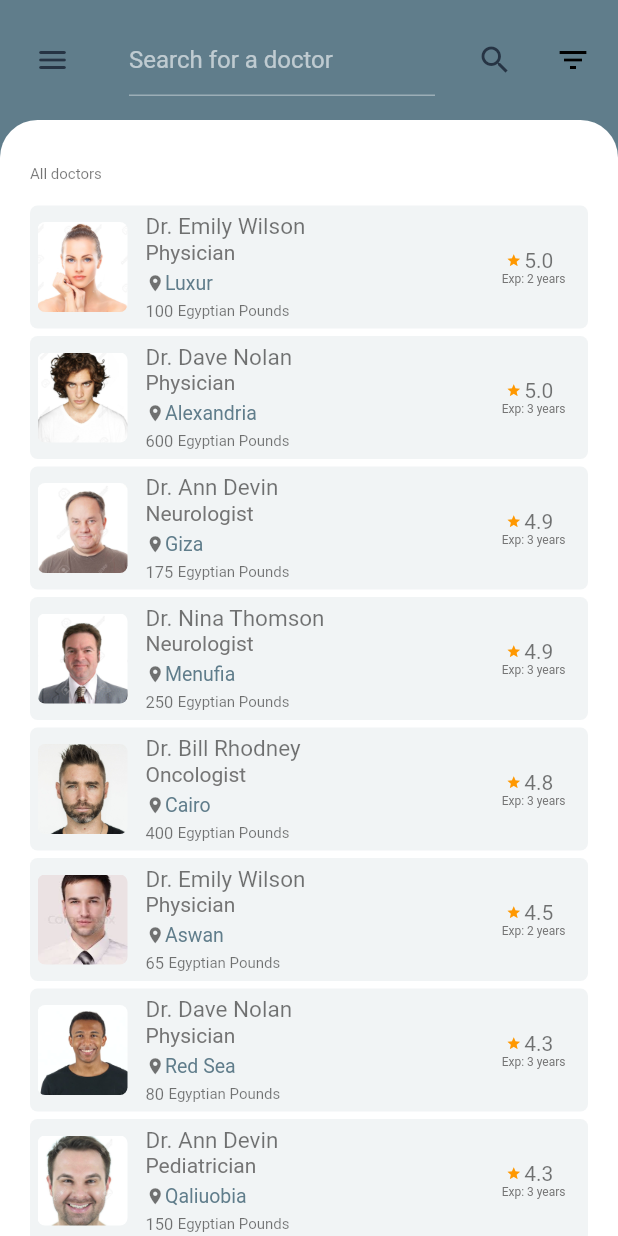
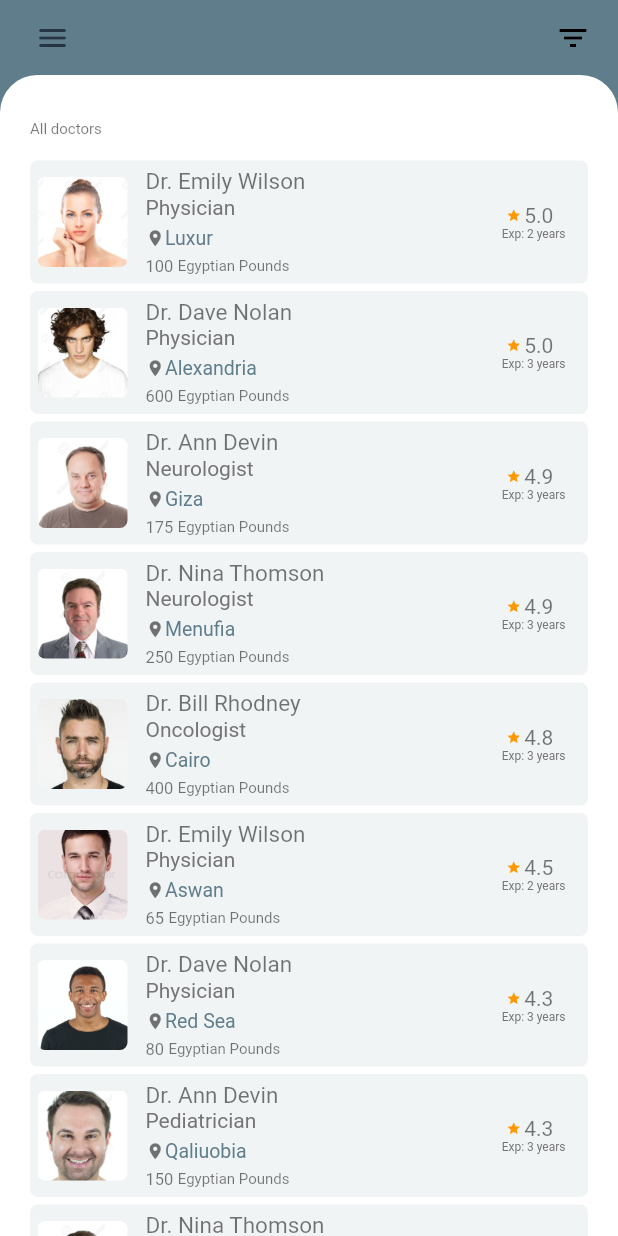
Before and after one commit to hazzum/Patient-Medical-App, a Flutter app: the DoctorScreen screen opened by its route, on a phone screen of 412 x 824 dp. Run offline on Flutter 3.47's test engine with Material 2 defaults, Android fonts, the phone set to English and light mode, and no system bars; our stand-ins replace firebase_auth, firebase_core, flutter_form_builder, material_floating_search_bar, modal_progress_hud, syncfusion_flutter_calendar; missing offline and left inert: grouped_buttons; accounts and stored records are empty.

Commit message:
Third Commit

```diff
--- /dev/null
+++ b/lib/Data/doctors_homepage_data.dart
@@ -0,0 +1,103 @@
+
+var lists = [
+  {
+    'index': '1',
+    'image': 'images/3.jpg',
+    'title': 'Dr. Emily Wilson',
+    'rating': '5.0',
+    'Price':100,
+    'experience': '2',
+    'subtitle': 'Physician',
+    'address' : 'Luxur'
+  },
+  {
+    'index': '2',
+    'image': 'images/4.jpg',
+    'title': 'Dr. Dave Nolan',
+    'rating': '5.0',
+    'Price':600,
+    'experience': '3',
+    'subtitle': 'Physician',
+    'address' : 'Alexandria'
+  },
+  {
+    'index': '3',
+    'image': 'images/5.jpg',
+    'title': 'Dr. Ann Devin',
+    'rating': '4.9',
+    'Price':175,
+    'experience': '3',
+    'subtitle': 'Neurologist',
+    'address' : 'Giza'
+  },
+  {
+    'index': '4',
+    'image': 'images/6.jpg',
+    'title': 'Dr. Nina Thomson',
+    'rating': '4.9',
+    'experience': '3',
+    'Price':250,
+    'subtitle': 'Neurologist',
+    'address' : 'Menufia'
+  },
+  {
+    'index': '5',
+    'image': 'images/7.jpg',
+    'title': 'Dr. Bill Rhodney',
+    'rating': '4.8',
+    'experience': '3',
+    'Price':400,
+    'subtitle': 'Oncologist',
+    'address' : 'Cairo'
+  },
+  {
+    'index': '6',
+    'image': 'images/8.jpeg',
+    'title': 'Dr. Emily Wilson',
+    'rating': '4.5',
+    'Price':65,
+    'experience': '2',
+    'subtitle': 'Physician',
+    'address' : 'Aswan'
+  },
+  {
+    'index': '7',
+    'image': 'images/9.jpg',
+    'title': 'Dr. Dave Nolan',
+    'rating': '4.3',
+    'Price':80,
+    'experience': '3',
+    'subtitle': 'Physician',
+    'address' : 'Red Sea'
+  },
+  {
+    'index': '8',
+    'image': 'images/10.jpg',
+    'title': 'Dr. Ann Devin',
+    'rating': '4.3',
+    'experience': '3',
+    'Price':150,
+    'subtitle': 'Pediatrician',
+    'address' : 'Qaliuobia'
+  },
+  {
+    'index': '9',
+    'image': 'images/6.jpg',
+    'title': 'Dr. Nina Thomson',
+    'rating': '4.3',
+    'experience': '3',
+    'subtitle': 'Pediatrician',
+    'address' : 'Cairo',
+    'Price':100,
+  },
+  {
+    'index': '0',
+    'image': 'images/7.jpg',
+    'title': 'Dr. Bill Rhodney',
+    'rating': '4.8',
+    'experience': '3',
+    'subtitle': 'Oncologist',
+    'Price': 400,
+    'address' : 'Cairo'
+  },
+];
--- /dev/null
+++ b/lib/Data/session_history_data.dart
@@ -0,0 +1,122 @@
+var lists = [
+  {
+    'index': '1',
+    'image': 'images/3.jpg',
+    'title': 'Dr. Emily Wilson',
+    'rating': '5.0',
+    'Price':100,
+    'experience': '2',
+    'subtitle': 'Physician',
+    'address' : 'Luxur',
+    'Date': '15/7/2021',
+    'Time': '6 pm'
+  },
+  {
+    'index': '2',
+    'image': 'images/4.jpg',
+    'title': 'Dr. Dave Nolan',
+    'rating': '5.0',
+    'Price':600,
+    'experience': '3',
+    'subtitle': 'Physician',
+    'address' : 'Alexandria',
+    'Date': '21/6/2021',
+    'Time': '7 pm'
+  },
+  {
+    'index': '3',
+    'image': 'images/5.jpg',
+    'title': 'Dr. Ann Devin',
+    'rating': '4.9',
+    'Price':175,
+    'experience': '3',
+    'subtitle': 'Neurologist',
+    'address' : 'Giza',
+    'Date': '7/12/2020',
+    'Time': '12 pm'
+  },
+  {
+    'index': '4',
+    'image': 'images/6.jpg',
+    'title': 'Dr. Nina Thomson',
+    'rating': '4.9',
+    'experience': '3',
+    'Price':250,
+    'subtitle': 'Neurologist',
+    'address' : 'Menufia',
+    'Date': '1/5/2021',
+    'Time': '12:30 pm'
+  },
+  {
+    'index': '5',
+    'image': 'images/7.jpg',
+    'title': 'Dr. Bill Rhodney',
+    'rating': '4.8',
+    'experience': '3',
+    'Price':400,
+    'subtitle': 'Oncologist',
+    'address' : 'Cairo',
+    'Date': '1/8/2021',
+    'Time': '9:45 pm'
+  },
+  {
+    'index': '6',
+    'image': 'images/8.jpeg',
+    'title': 'Dr. Emily Wilson',
+    'rating': '4.5',
+    'Price':65,
+    'experience': '2',
+    'subtitle': 'Physician',
+    'address' : 'Aswan',
+    'Date': '3/9/2020',
+    'Time': '1:30 pm'
+  },
+  {
+    'index': '7',
+    'image': 'images/9.jpg',
+    'title': 'Dr. Dave Nolan',
+    'rating': '4.3',
+    'Price':80,
+    'experience': '3',
+    'subtitle': 'Physician',
+    'address' : 'Red Sea',
+    'Date': '14/7/2021',
+    'Time': '5 pm'
+  },
+  {
+    'index': '8',
+    'image': 'images/10.jpg',
+    'title': 'Dr. Ann Devin',
+    'rating': '4.3',
+    'experience': '3',
+    'Price':150,
+    'subtitle': 'Pediatrician',
+    'address' : 'Qaliuobia',
+    'Date': '1/4/2021',
+    'Time': '9 pm'
+  },
+  {
+    'index': '9',
+    'image': 'images/6.jpg',
+    'title': 'Dr. Nina Thomson',
+    'rating': '4.3',
+    'experience': '3',
+    'subtitle': 'Pediatrician',
+    'address' : 'Cairo',
+    'Price':100,
+    'Date': '31/3/2021',
+    'Time': '7 pm'
+  },
+  {
+    'index': '0',
+    'image': 'images/7.jpg',
+    'title': 'Dr. Bill Rhodney',
+    'rating': '4.8',
+    'experience': '3',
+    'subtitle': 'Oncologist',
+    'Price': 400,
+    'address' : 'Cairo',
+    'Date': '23/9/2020',
+    'Time': '12 am'
+  },
+];
--- a/lib/screens/doctors_screen.dart
+++ b/lib/screens/doctors_screen.dart
@@ -1,5 +1,7 @@
 import 'package:flutter/material.dart';
+import 'package:material_floating_search_bar/material_floating_search_bar.dart';
 import 'package:medical_application/Components/tile_one.dart';
+import 'package:medical_application/Data/doctors_homepage_data.dart';
 
 class DoctorScreen extends StatefulWidget {
   @override
@@ -16,114 +18,12 @@ class _DoctorScreenState extends State<DoctorScreen> {
     Navigator.of(context).pop();
   }
 
+  List doctorsList = lists;
   bool isSearching = false;
   String userInput;
   @override
   Widget build(BuildContext context) {
     var color2 = Color(0xDDf7f5fb);
-
-    var lists = [
-      {
-        'index': '1',
-        'image': 'images/3.jpg',
-        'title': 'Dr. Emily Wilson',
-        'rating': '5.0',
-        'Price':100,
-        'experience': '2',
-        'subtitle': 'Physician',
-        'address' : 'Luxur'
-      },
-      {
-        'index': '2',
-        'image': 'images/4.jpg',
-        'title': 'Dr. Dave Nolan',
-        'rating': '5.0',
-        'Price':600,
-        'experience': '3',
-        'subtitle': 'Physician',
-        'address' : 'Alexandria'
-      },
-      {
-        'index': '3',
-        'image': 'images/5.jpg',
-        'title': 'Dr. Ann Devin',
-        'rating': '4.9',
-        'Price':175,
-        'experience': '3',
-        'subtitle': 'Neurologist',
-        'address' : 'Giza'
-      },
-      {
-        'index': '4',
-        'image': 'images/6.jpg',
-        'title': 'Dr. Nina Thomson',
-        'rating': '4.9',
-        'experience': '3',
-        'Price':250,
-        'subtitle': 'Neurologist',
-        'address' : 'Menufia'
-      },
-      {
-        'index': '5',
-        'image': 'images/7.jpg',
-        'title': 'Dr. Bill Rhodney',
-        'rating': '4.8',
-        'experience': '3',
-        'Price':400,
-        'subtitle': 'Oncologist',
-        'address' : 'Cairo'
-      },
-      {
-        'index': '6',
-        'image': 'images/8.jpeg',
-        'title': 'Dr. Emily Wilson',
-        'rating': '4.5',
-        'Price':65,
-        'experience': '2',
-        'subtitle': 'Physician',
-        'address' : 'Aswan'
-      },
-      {
-        'index': '7',
-        'image': 'images/9.jpg',
-        'title': 'Dr. Dave Nolan',
-        'rating': '4.3',
-        'Price':80,
-        'experience': '3',
-        'subtitle': 'Physician',
-        'address' : 'Red Sea'
-      },
-      {
-        'index': '8',
-        'image': 'images/10.jpg',
-        'title': 'Dr. Ann Devin',
-        'rating': '4.3',
-        'experience': '3',
-        'Price':150,
-        'subtitle': 'Pediatrician',
-        'address' : 'Qaliuobia'
-      },
-      {
-        'index': '9',
-        'image': 'images/6.jpg',
-        'title': 'Dr. Nina Thomson',
-        'rating': '4.3',
-        'experience': '3',
-        'subtitle': 'Pediatrician',
-        'address' : 'Cairo',
-        'Price':100,
-      },
-      {
-        'index': '0',
-        'image': 'images/7.jpg',
-        'title': 'Dr. Bill Rhodney',
-        'rating': '4.8',
-        'experience': '3',
-        'subtitle': 'Oncologist',
-        'Price': 400,
-        'address' : 'Cairo'
-      },
-    ];
 
     return SafeArea(
       child: Scaffold(
@@ -142,35 +42,11 @@ class _DoctorScreenState extends State<DoctorScreen> {
                 onPressed: () => Scaffold.of(context).openDrawer(),
               ),
             ),
-          toolbarHeight: 80,
+          toolbarHeight: 50,
           leadingWidth: 70,
-          title:  Center(
-            child: TextField(
-              decoration: InputDecoration(
-                hintText: 'Search for a doctor',
-                focusColor: Colors.white10,
-              ),
-            ),
-          ),
 
           actions: [
-            Padding(
-              padding: const EdgeInsets.fromLTRB(0, 0, 16, 0),
-              child: GestureDetector(
-                onTap: null,
-                child: IconButton(
-                  icon: Icon(
-                    Icons.search,
-                    color: Color(0xFF263444),
-                  ),
-                  onPressed: (){
-                    setState(() {
-                      this.isSearching = !isSearching;
-                    });
 
-                  },),
-              ),
-            ),
             Padding(
               padding: const EdgeInsets.only(right: 18.0),
               child: Icon(
@@ -181,7 +57,6 @@ class _DoctorScreenState extends State<DoctorScreen> {
 
           ],
         ),
-
             body: SingleChildScrollView(
               child: Container(
                 decoration: BoxDecoration(
@@ -225,6 +100,7 @@ class _DoctorScreenState extends State<DoctorScreen> {
               ),
             ),
 
+
         drawer: Drawer(
           child: Container(
             height: double.infinity,
@@ -233,6 +109,7 @@ class _DoctorScreenState extends State<DoctorScreen> {
               padding: EdgeInsets.zero,
               children: <Widget>[
                 DrawerHeader(
+                  child: Text('Doctor Who?'),
                   decoration: BoxDecoration(
                       image: DecorationImage(
                           image: AssetImage("images/logo.png"),
@@ -243,7 +120,7 @@ class _DoctorScreenState extends State<DoctorScreen> {
 
                 ListTile(
                   leading: Icon(Icons.message),
-                  title: Text('Medical Information'),
+                  title: Text('Medical form'),
                   onTap: () {
                     Navigator.pushNamed(context, '/eighth');
                   },
@@ -256,11 +133,12 @@ class _DoctorScreenState extends State<DoctorScreen> {
                     }, ),
                 ListTile(
                   onTap: () {
-                    Navigator.pushNamed(context, '/ninth');
+                    Navigator.pushNamed(context, '/tenth');
                     },
                   leading: Icon(Icons.settings),
-                  title: Text('Personal Session History'),
+                  title: Text('Session History'),
                 ),
+
 
               ],
             ),
--- a/pubspec.yaml
+++ b/pubspec.yaml
@@ -19,6 +19,7 @@ dependencies:
   syncfusion_flutter_calendar: ^19.1.57
   flutter_form_builder: ^6.0.0
   grouped_buttons: ^1.0.4
+  material_floating_search_bar: ^0.3.4
 
 
 
```
Also changed, not shown: lib/Components/search_widget.dart (added, +60 -0 lines), lib/main.dart (+5 -3 lines), lib/screens/session_history.dart (added, +122 -0 lines), lib/screens/sessions_history.dart (deleted, +0 -181 lines), lib/screens/application_form.dart (renamed from lib/screens/profile_form.dart), pubspec.lock. Lines whose indentation alone changed are shown as unchanged.
